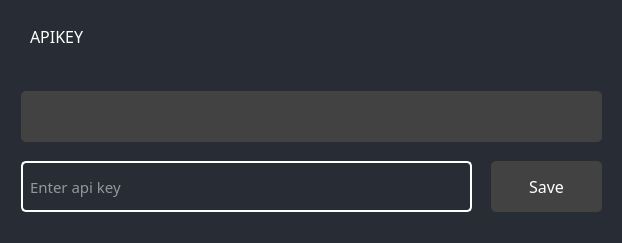
The window that app/views/api_key_dialog.ui (redolf250/git-commit-buddy) describes before a commit, drawn with Qt 5.
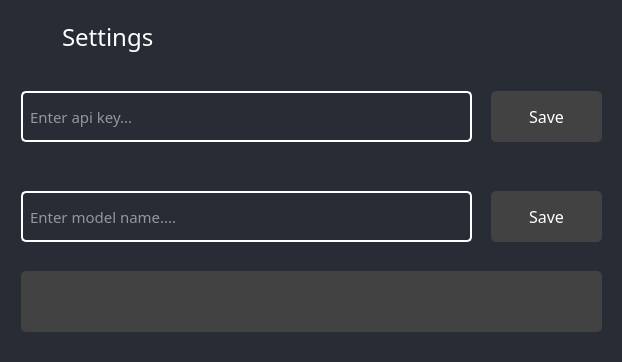
The same window after the commit. Icons and pictures are not drawn.

```diff
--- a/app/views/api_key_dialog.ui
+++ b/app/views/api_key_dialog.ui
@@ -7,7 +7,7 @@
     <x>0</x>
     <y>0</y>
     <width>622</width>
-    <height>243</height>
+    <height>362</height>
    </rect>
   </property>
   <property name="windowTitle">
@@ -109,16 +109,39 @@
       <widget class="QLabel" name="label">
        <property name="geometry">
         <rect>
+         <x>40</x>
+         <y>0</y>
+         <width>111</width>
+         <height>51</height>
+        </rect>
+       </property>
+       <property name="font">
+        <font>
+         <family>Baskerville Old Face</family>
+         <pointsize>18</pointsize>
+        </font>
+       </property>
+       <property name="styleSheet">
+        <string notr="true">color: rgb(255, 255, 255);
+padding-left:5px;</string>
+       </property>
+       <property name="text">
+        <string>Settings</string>
+       </property>
+      </widget>
+      <widget class="QLabel" name="label_2">
+       <property name="geometry">
+        <rect>
          <x>10</x>
          <y>0</y>
-         <width>141</width>
+         <width>41</width>
          <height>51</height>
         </rect>
        </property>
        <property name="font">
         <font>
          <family>Baskerville Old Face</family>
-         <pointsize>12</pointsize>
+         <pointsize>18</pointsize>
         </font>
        </property>
        <property name="styleSheet">
@@ -126,7 +149,10 @@
 padding-left:5px;</string>
        </property>
        <property name="text">
-        <string>APIKEY</string>
+        <string/>
+       </property>
+       <property name="pixmap">
+        <pixmap>../resources/assert/settings.svg</pixmap>
        </property>
       </widget>
      </widget>
@@ -152,7 +178,7 @@
        <property name="geometry">
         <rect>
          <x>10</x>
-         <y>90</y>
+         <y>20</y>
          <width>451</width>
          <height>51</height>
         </rect>
@@ -173,7 +199,7 @@
 </string>
        </property>
        <property name="placeholderText">
-        <string>Enter api key</string>
+        <string>Enter api key...</string>
        </property>
        <property name="clearButtonEnabled">
         <bool>true</bool>
@@ -183,7 +209,7 @@
        <property name="geometry">
         <rect>
          <x>480</x>
-         <y>90</y>
+         <y>20</y>
          <width>111</width>
          <height>51</height>
         </rect>
@@ -221,13 +247,87 @@
         <bool>true</bool>
        </property>
       </widget>
+     </widget>
+     <widget class="QLineEdit" name="llmModelName">
+      <property name="geometry">
+       <rect>
+        <x>10</x>
+        <y>180</y>
+        <width>451</width>
+        <height>51</height>
+       </rect>
+      </property>
+      <property name="font">
+       <font>
+        <family>Baskerville Old Face</family>
+        <pointsize>11</pointsize>
+       </font>
+      </property>
+      <property name="styleSheet">
+       <string notr="true">QLineEdit{
+color: rgb(255, 255, 255);
+padding-left: 5px;
+border-radius: 5px;
+border: 2px solid rgb(255,255,255);	
+}
+</string>
+      </property>
+      <property name="placeholderText">
+       <string>Enter model name....</string>
+      </property>
+      <property name="clearButtonEnabled">
+       <bool>true</bool>
+      </property>
+     </widget>
+     <widget class="QPushButton" name="btnSaveModel">
+      <property name="geometry">
+       <rect>
+        <x>480</x>
+        <y>180</y>
+        <width>111</width>
+        <height>51</height>
+       </rect>
+      </property>
+      <property name="font">
+       <font>
+        <family>Baskerville Old Face</family>
+        <pointsize>12</pointsize>
+       </font>
+      </property>
+      <property name="styleSheet">
+       <string notr="true">QPushButton{
+	color: rgb(255, 255, 255);
+	background-color: rgb(66, 66, 66);
+	border:none;
+	border-radius: 5px;
+}
+
+QPushButton:hover{
+	border-radius: 10px;
+}
+
+QPushButton:pressed{
+	border: 2px solid rgb(255,255,255);	
+}</string>
+      </property>
+      <property name="text">
+       <string>Save</string>
+      </property>
+      <property name="icon">
+       <iconset>
+        <normaloff>../resources/assert/layers.svg</normaloff>../resources/assert/layers.svg</iconset>
+      </property>
+      <property name="flat">
+       <bool>true</bool>
+      </property>
+     </widget>
       <widget class="QLabel" name="keyStatus">
        <property name="geometry">
         <rect>
          <x>10</x>
-         <y>20</y>
+        <y>260</y>
          <width>581</width>
-         <height>51</height>
+        <height>61</height>
         </rect>
        </property>
        <property name="minimumSize">
@@ -254,7 +354,6 @@
        <property name="alignment">
         <set>Qt::AlignCenter</set>
        </property>
-      </widget>
      </widget>
     </widget>
    </item>
```
Lines whose indentation alone changed are shown as unchanged.
